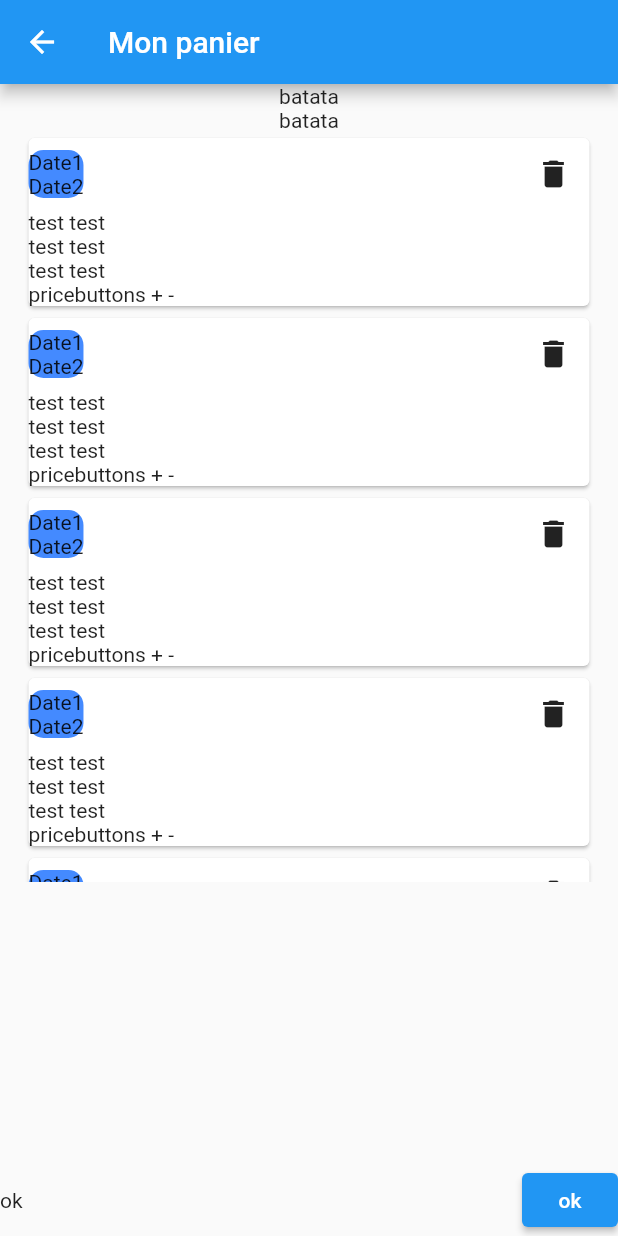
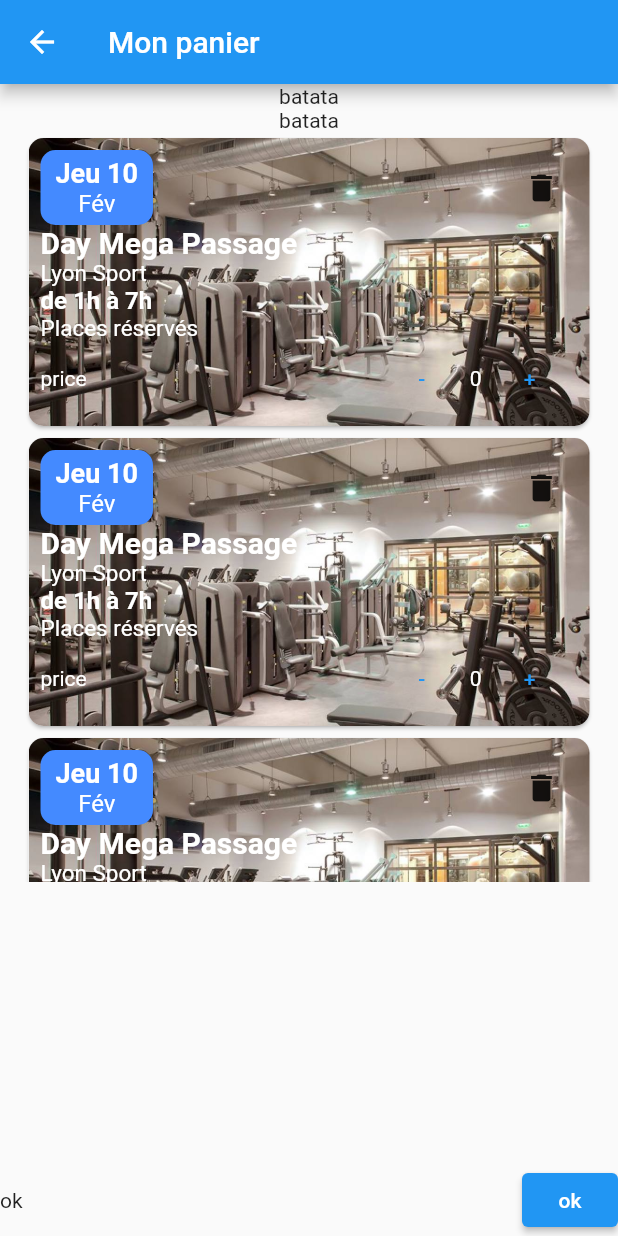
Before and after one commit to inesachour/WeMoveScreen, a Flutter app: the screen it shows after launch, on a phone screen of 412 x 824 dp. Run offline on Flutter 3.47's test engine with Material 2 defaults, Android fonts, the phone set to English and light mode, and no system bars.

Commit message:
text styling

```diff
--- a/lib/reservation_card.dart
+++ b/lib/reservation_card.dart
@@ -6,7 +6,19 @@ class ReservationCard extends StatelessWidget {
   @override
   Widget build(BuildContext context) {
     return Card(
+      shape: RoundedRectangleBorder(
+        borderRadius: BorderRadius.circular(10)
+      ),
       child: Container(
+        decoration: BoxDecoration(
+            borderRadius: BorderRadius.circular(10),
+          image: DecorationImage(
+            image: AssetImage("assets/image.jpg"),
+            fit: BoxFit.cover,
+          ),
+        ),
+        child: Padding(
+          padding: const EdgeInsets.all(8.0),
           child: Column(
             crossAxisAlignment: CrossAxisAlignment.start,
             children: [
@@ -14,14 +26,17 @@ class ReservationCard extends StatelessWidget {
                 mainAxisAlignment: MainAxisAlignment.spaceBetween,
                 children: [
                   Container(
+                      height: 50,
+                      width: 75,
                       decoration: BoxDecoration(
                           color: Colors.blueAccent,
                           borderRadius: BorderRadius.circular(10)
                       ),
                       child: Column(
+                        mainAxisAlignment: MainAxisAlignment.center,
                         children: [
-                        Text("Date1"),
-                        Text("Date2")
+                          Text("Jeu 10", style: TextStyle(color: Colors.white, fontWeight: FontWeight.w600, fontSize: 18),),
+                          Text("Fév", style: TextStyle(color: Colors.white, fontSize: 16))
                         ],
                       )
                   ),
@@ -31,18 +46,33 @@ class ReservationCard extends StatelessWidget {
                   ),
                 ],
               ),
-            Text("test test"),
-            Text("test test"),
-            Text("test test"),
+              Text("Day Mega Passage", style: TextStyle(color: Colors.white, fontWeight: FontWeight.w700, fontSize: 20),),
+              Text("Lyon Sport", style: TextStyle(color: Colors.white, fontSize: 15)),
+              Text("de 1h à 7h", style: TextStyle(color: Colors.white, fontSize: 16,fontWeight: FontWeight.w700)),
+              Text("Places réservés", style: TextStyle(color: Colors.white, fontSize: 15)),
+              Row(
+                mainAxisAlignment: MainAxisAlignment.spaceBetween,
+                children: [
+                  Text("price", style: TextStyle(color: Colors.white)),
                   Row(
                     children: [
-                Text("price"),
-                Text("buttons + -")
+                      TextButton(
+                        child: Text("-"),
+                        onPressed: (){},
+                      ),
+                      Text("0", style: TextStyle(color: Colors.white)),
+                      TextButton(
+                        child: Text("+"),
+                        onPressed: (){},
+                      ),
+                    ],
+                  ),
                 ],
               ),
             ],
           ),
         ),
+      ),
     );
   }
 }
--- a/pubspec.yaml
+++ b/pubspec.yaml
@@ -52,6 +52,8 @@ dev_dependencies:
 # The following section is specific to Flutter.
 flutter:
 
+  assets:
+    - assets/image.jpg
   # The following line ensures that the Material Icons font is
   # included with your application, so that you can use the icons in
   # the material Icons class.
```
Also changed, not shown: assets/image.jpg (added). Lines whose indentation alone changed are shown as unchanged.
